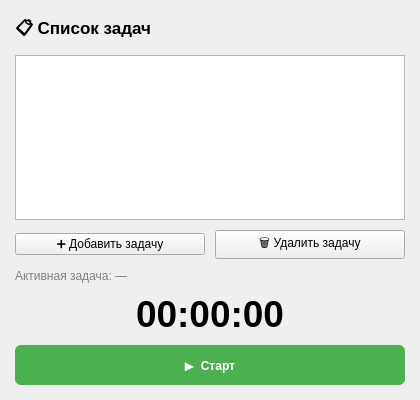
This is mainwindow.ui in Vladusecho/TimeTracker as Qt 5 draws it before an edit. The edited form follows.
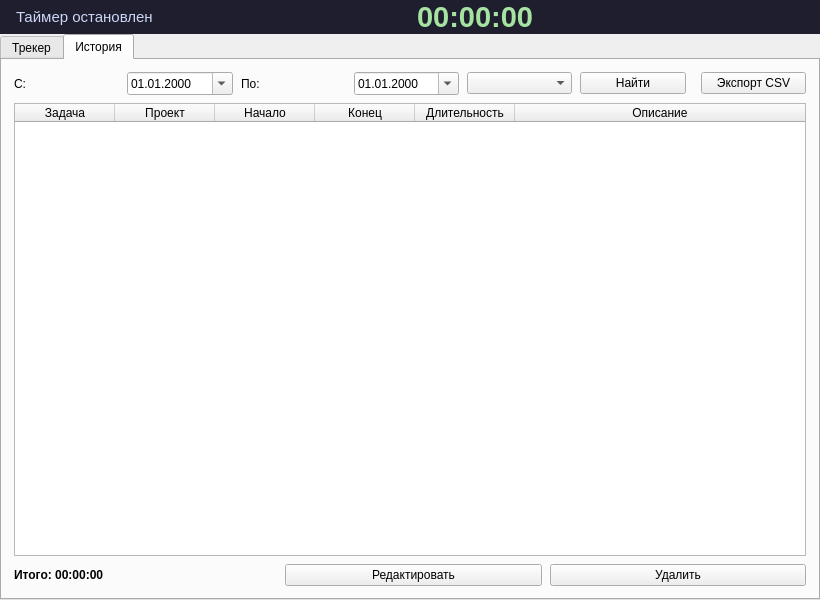
This is the edited form. The open tabs and pages were chosen to show the change.

Commit message: feat(app): add auth and role system. Also add new design and csv export

```diff
--- a/mainwindow.ui
+++ b/mainwindow.ui
@@ -6,108 +6,396 @@
    <rect>
     <x>0</x>
     <y>0</y>
-    <width>420</width>
-    <height>400</height>
+    <width>820</width>
+    <height>600</height>
    </rect>
   </property>
   <property name="windowTitle">
    <string>Time Tracker for Workers</string>
   </property>
+  <property name="minimumSize">
+   <size>
+    <width>700</width>
+    <height>500</height>
+   </size>
+  </property>
+
   <widget class="QWidget" name="centralwidget">
-   <layout class="QVBoxLayout" name="verticalLayout">
-    <property name="spacing">
-     <number>10</number>
-    </property>
-    <property name="leftMargin">
-     <number>15</number>
-    </property>
-    <property name="topMargin">
-     <number>15</number>
-    </property>
-    <property name="rightMargin">
-     <number>15</number>
-    </property>
-    <property name="bottomMargin">
-     <number>15</number>
-    </property>
+   <layout class="QVBoxLayout" name="rootLayout">
+    <property name="leftMargin"><number>0</number></property>
+    <property name="topMargin"><number>0</number></property>
+    <property name="rightMargin"><number>0</number></property>
+    <property name="bottomMargin"><number>0</number></property>
+    <property name="spacing"><number>0</number></property>
+
     <item>
-     <widget class="QLabel" name="label">
-      <property name="text">
-       <string>📋 Список задач</string>
-      </property>
-      <property name="font">
-       <font>
-        <pointsize>13</pointsize>
-        <bold>true</bold>
-       </font>
-      </property>
-     </widget>
-    </item>
-    <item>
-     <widget class="QListWidget" name="taskList">
-      <property name="alternatingRowColors">
-       <bool>true</bool>
-      </property>
-     </widget>
-    </item>
-    <item>
-     <layout class="QHBoxLayout" name="horizontalLayout">
-      <item>
-       <widget class="QPushButton" name="btnAdd">
-        <property name="text">
-         <string>➕ Добавить задачу</string>
-        </property>
-       </widget>
-      </item>
-      <item>
-       <widget class="QPushButton" name="btnDelete">
-        <property name="text">
-         <string>🗑 Удалить задачу</string>
-        </property>
-       </widget>
-      </item>
-     </layout>
-    </item>
-    <item>
-     <widget class="QLabel" name="lblActiveTask">
-      <property name="text">
-       <string>Активная задача: —</string>
-      </property>
+     <widget class="QFrame" name="statusFrame">
       <property name="styleSheet">
-       <string>color: grey;</string>
+       <string>QFrame { background-color: #1e1e2e; } QLabel { color: #cdd6f4; }</string>
       </property>
-     </widget>
-    </item>
-    <item>
-     <widget class="QLabel" name="lblTimer">
-      <property name="text">
-       <string>00:00:00</string>
+      <property name="fixedHeight">
+       <number>50</number>
       </property>
-      <property name="font">
-       <font>
-        <pointsize>28</pointsize>
-        <bold>true</bold>
-       </font>
-      </property>
-      <property name="alignment">
-       <set>Qt::AlignCenter</set>
-      </property>
+      <layout class="QHBoxLayout" name="statusLayout">
+       <property name="leftMargin"><number>16</number></property>
+       <property name="topMargin"><number>0</number></property>
+       <property name="rightMargin"><number>16</number></property>
+       <property name="bottomMargin"><number>0</number></property>
+       <item>
+        <widget class="QLabel" name="lblStatus">
+         <property name="text">
+          <string>Таймер остановлен</string>
+         </property>
+         <property name="font">
+          <font>
+           <pointsize>11</pointsize>
+          </font>
+         </property>
+        </widget>
+       </item>
+       <item>
+        <spacer>
+         <property name="orientation">
+          <enum>Qt::Horizontal</enum>
+         </property>
+        </spacer>
+       </item>
+       <item>
+        <widget class="QLabel" name="lblTimer">
+         <property name="text">
+          <string>00:00:00</string>
+         </property>
+         <property name="font">
+          <font>
+           <pointsize>22</pointsize>
+           <bold>true</bold>
+          </font>
+         </property>
+         <property name="styleSheet">
+          <string>color: #a6e3a1;</string>
+         </property>
+        </widget>
+       </item>
+      </layout>
      </widget>
     </item>
+
     <item>
-     <widget class="QPushButton" name="btnStartStop">
-      <property name="minimumSize">
-       <size>
-        <width>0</width>
-        <height>40</height>
-       </size>
-      </property>
-      <property name="text">
-       <string>▶  Старт</string>
-      </property>
-      <property name="styleSheet">
-       <string>background-color: #4CAF50; color: white; font-weight: bold; border-radius: 6px;</string>
-      </property>
+     <widget class="QTabWidget" name="tabWidget">
+
+      <widget class="QWidget" name="tabTracker">
+       <attribute name="title">
+        <string>Трекер</string>
+       </attribute>
+       <layout class="QHBoxLayout" name="trackerLayout">
+        <property name="leftMargin"><number>12</number></property>
+        <property name="topMargin"><number>12</number></property>
+        <property name="rightMargin"><number>12</number></property>
+        <property name="bottomMargin"><number>12</number></property>
+        <property name="spacing"><number>12</number></property>
+        <item>
+         <layout class="QVBoxLayout" name="leftLayout">
+          <item>
+           <layout class="QHBoxLayout" name="taskHeaderLayout">
+            <item>
+             <widget class="QLabel" name="lTaskList">
+              <property name="text">
+               <string>Задачи</string>
+              </property>
+             </widget>
+            </item>
+            <item>
+             <spacer>
+              <property name="orientation">
+               <enum>Qt::Horizontal</enum>
+              </property>
+             </spacer>
+            </item>
+            <item>
+             <widget class="QPushButton" name="btnAddTask">
+              <property name="text">
+               <string>Добавить</string>
+              </property>
+              <property name="toolTip">
+               <string>Добавить задачу</string>
+              </property>
+              <property name="fixedWidth">
+               <number>100</number>
+              </property>
+             </widget>
+            </item>
+            <item>
+             <widget class="QPushButton" name="btnEditTask">
+              <property name="text">
+               <string>Редактировать</string>
+              </property>
+              <property name="toolTip">
+               <string>Редактировать</string>
+              </property>
+              <property name="fixedWidth">
+               <number>100</number>
+              </property>
+             </widget>
+            </item>
+            <item>
+             <widget class="QPushButton" name="btnDeleteTask">
+              <property name="text">
+               <string>Удалить</string>
+              </property>
+              <property name="toolTip">
+               <string>Удалить задачу</string>
+              </property>
+              <property name="fixedWidth">
+               <number>100</number>
+              </property>
+             </widget>
+            </item>
+           </layout>
+          </item>
+          <item>
+           <widget class="QListWidget" name="taskListWidget">
+            <property name="alternatingRowColors">
+             <bool>true</bool>
+            </property>
+           </widget>
+          </item>
+         </layout>
+        </item>
+        <item>
+         <layout class="QVBoxLayout" name="rightLayout">
+          <property name="spacing"><number>12</number></property>
+          <item>
+           <spacer>
+            <property name="orientation">
+             <enum>Qt::Vertical</enum>
+            </property>
+           </spacer>
+          </item>
+          <item>
+           <widget class="QLabel" name="lblActiveTask">
+            <property name="text">
+             <string>Выберите задачу из списка</string>
+            </property>
+            <property name="alignment">
+             <set>Qt::AlignCenter</set>
+            </property>
+            <property name="wordWrap">
+             <bool>true</bool>
+            </property>
+            <property name="styleSheet">
+             <string>color: #888; font-size: 13px;</string>
+            </property>
+           </widget>
+          </item>
+          <item>
+           <widget class="QPushButton" name="btnStartStop">
+            <property name="text">
+             <string>Старт</string>
+            </property>
+            <property name="minimumHeight">
+             <number>48</number>
+            </property>
+            <property name="styleSheet">
+             <string>QPushButton { background-color: #40a02b; color: white; font-size: 15px; font-weight: bold; border-radius: 8px; } QPushButton:hover { background-color: #50c030; }</string>
+            </property>
+           </widget>
+          </item>
+          <item>
+           <spacer>
+            <property name="orientation">
+             <enum>Qt::Vertical</enum>
+            </property>
+           </spacer>
+          </item>
+          <item>
+           <widget class="QGroupBox" name="groupToday">
+            <property name="title">
+             <string>Сегодня</string>
+            </property>
+            <layout class="QVBoxLayout" name="groupTodayLayout">
+             <item>
+              <widget class="QLabel" name="lblTodayTotal">
+               <property name="text">
+                <string>Итого: 00:00:00</string>
+               </property>
+               <property name="alignment">
+                <set>Qt::AlignCenter</set>
+               </property>
+               <property name="styleSheet">
+                <string>font-size: 14px; font-weight: bold;</string>
+               </property>
+              </widget>
+             </item>
+            </layout>
+           </widget>
+          </item>
+         </layout>
+        </item>
+       </layout>
+      </widget>
+
+      <widget class="QWidget" name="tabHistory">
+       <attribute name="title">
+        <string>История</string>
+       </attribute>
+       <layout class="QVBoxLayout" name="historyLayout">
+        <property name="leftMargin"><number>12</number></property>
+        <property name="topMargin"><number>12</number></property>
+        <property name="rightMargin"><number>12</number></property>
+        <property name="bottomMargin"><number>12</number></property>
+        <property name="spacing"><number>8</number></property>
+        <item>
+         <layout class="QHBoxLayout" name="filterLayout">
+          <item>
+           <widget class="QLabel" name="lFrom">
+            <property name="text">
+             <string>С:</string>
+            </property>
+           </widget>
+          </item>
+          <item>
+           <widget class="QDateEdit" name="dateFrom">
+            <property name="displayFormat">
+             <string>dd.MM.yyyy</string>
+            </property>
+            <property name="calendarPopup">
+             <bool>true</bool>
+            </property>
+           </widget>
+          </item>
+          <item>
+           <widget class="QLabel" name="lTo">
+            <property name="text">
+             <string>По:</string>
+            </property>
+           </widget>
+          </item>
+          <item>
+           <widget class="QDateEdit" name="dateTo">
+            <property name="displayFormat">
+             <string>dd.MM.yyyy</string>
+            </property>
+            <property name="calendarPopup">
+             <bool>true</bool>
+            </property>
+           </widget>
+          </item>
+          <item>
+           <widget class="QComboBox" name="comboTaskFilter">
+            <property name="minimumWidth">
+             <number>160</number>
+            </property>
+           </widget>
+          </item>
+          <item>
+           <widget class="QPushButton" name="btnRefresh">
+            <property name="text">
+             <string>Найти</string>
+            </property>
+           </widget>
+          </item>
+          <item>
+           <spacer>
+            <property name="orientation">
+             <enum>Qt::Horizontal</enum>
+            </property>
+           </spacer>
+          </item>
+          <item>
+           <widget class="QPushButton" name="btnExportCsv">
+            <property name="text">
+             <string>Экспорт CSV</string>
+            </property>
+           </widget>
+          </item>
+         </layout>
+        </item>
+        <item>
+         <widget class="QTableWidget" name="historyTable">
+          <property name="columnCount">
+           <number>6</number>
+          </property>
+          <property name="alternatingRowColors">
+           <bool>true</bool>
+          </property>
+          <property name="selectionBehavior">
+           <enum>QAbstractItemView::SelectRows</enum>
+          </property>
+          <property name="editTriggers">
+           <set>QAbstractItemView::NoEditTriggers</set>
+          </property>
+          <attribute name="horizontalHeaderStretchLastSection">
+           <bool>true</bool>
+          </attribute>
+          <column>
+           <property name="text">
+            <string>Задача</string>
+           </property>
+          </column>
+          <column>
+           <property name="text">
+            <string>Проект</string>
+           </property>
+          </column>
+          <column>
+           <property name="text">
+            <string>Начало</string>
+           </property>
+          </column>
+          <column>
+           <property name="text">
+            <string>Конец</string>
+           </property>
+          </column>
+          <column>
+           <property name="text">
+            <string>Длительность</string>
+           </property>
+          </column>
+          <column>
+           <property name="text">
+            <string>Описание</string>
+           </property>
+          </column>
+         </widget>
+        </item>
+        <item>
+         <layout class="QHBoxLayout" name="historyButtonsLayout">
+          <item>
+           <widget class="QLabel" name="lblHistoryTotal">
+            <property name="text">
+             <string>Итого: 00:00:00</string>
+            </property>
+            <property name="styleSheet">
+             <string>font-weight: bold;</string>
+            </property>
+           </widget>
+          </item>
+          <item>
+           <spacer>
+            <property name="orientation">
+             <enum>Qt::Horizontal</enum>
+            </property>
+           </spacer>
+          </item>
+          <item>
+           <widget class="QPushButton" name="btnEditEntry">
+            <property name="text">
+             <string>Редактировать</string>
+            </property>
+           </widget>
+          </item>
+          <item>
+           <widget class="QPushButton" name="btnDeleteEntry">
+            <property name="text">
+             <string>Удалить</string>
+            </property>
+           </widget>
+          </item>
+         </layout>
+        </item>
+       </layout>
+      </widget>
      </widget>
     </item>
    </layout>
```
The commit also changes 17 other files.
